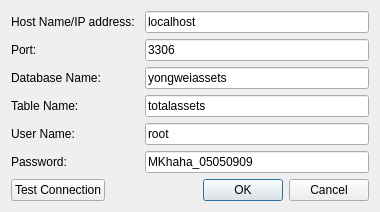
First picture: the form in setdatabaseandtabledialog.ui, repository MKhaha/spreadsheet, before the edit.
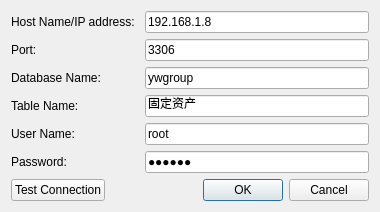
Second picture: the form after the edit.

```diff
--- a/setdatabaseandtabledialog.ui
+++ b/setdatabaseandtabledialog.ui
@@ -26,7 +26,7 @@
      <item row="0" column="1">
       <widget class="QLineEdit" name="hostnameLineEdit">
        <property name="text">
-        <string>localhost</string>
+        <string>192.168.1.8</string>
        </property>
        <property name="placeholderText">
         <string/>
@@ -77,7 +77,10 @@
      <item row="5" column="1">
       <widget class="QLineEdit" name="passwordLineEdit">
        <property name="text">
-        <string>MKhaha_05050909</string>
+        <string>123456</string>
+       </property>
+       <property name="echoMode">
+        <enum>QLineEdit::Password</enum>
        </property>
        <property name="placeholderText">
         <string/>
@@ -94,7 +97,7 @@
      <item row="2" column="1">
       <widget class="QLineEdit" name="databaseNameLineEdit">
        <property name="text">
-        <string>yongweiassets</string>
+        <string>ywgroup</string>
        </property>
        <property name="placeholderText">
         <string/>
@@ -111,7 +114,7 @@
      <item row="3" column="1">
       <widget class="QLineEdit" name="tableNameLineEdit">
        <property name="text">
-        <string>totalassets</string>
+        <string>固定资产</string>
        </property>
       </widget>
      </item>
```
